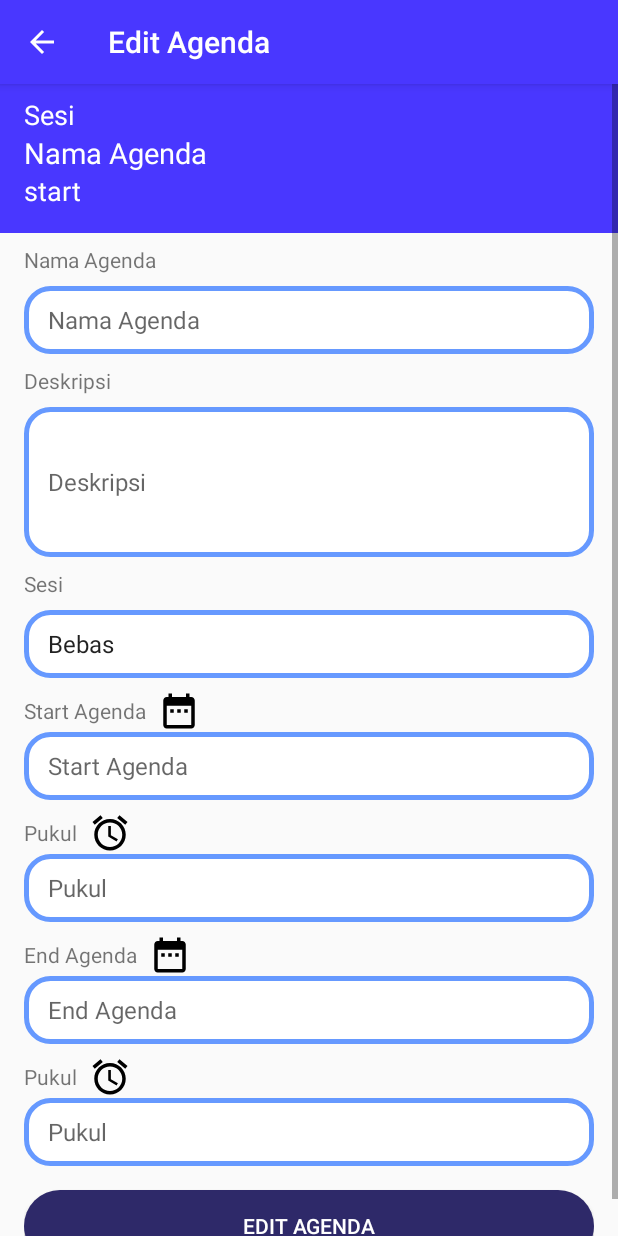
After one commit to anggastudent/digimicePanitia, an Android app: the EditAgenda screen opened directly, with no data from a screen before it, on a phone screen of 412 x 824 dp. The commit adds this screen. Run offline under Robolectric (Android 15) with nearby library versions, the phone set to English and light mode, and no system bars; our stand-ins replace Volley; network calls fail.

Commit message:
Membuat halaman edit agenda

```diff
--- /dev/null
+++ b/app/src/main/java/com/example/digimiceconferent/Activity/EditAgenda.java
@@ -0,0 +1,239 @@
+package com.example.digimiceconferent.Activity;
+
+import androidx.appcompat.app.AppCompatActivity;
+import androidx.lifecycle.Observer;
+import androidx.lifecycle.ViewModelProvider;
+
+import android.os.Bundle;
+import android.view.View;
+import android.widget.AdapterView;
+import android.widget.ArrayAdapter;
+import android.widget.Button;
+import android.widget.EditText;
+import android.widget.Spinner;
+import android.widget.TextView;
+
+import com.android.volley.AuthFailureError;
+import com.android.volley.Request;
+import com.android.volley.RequestQueue;
+import com.android.volley.Response;
+import com.android.volley.VolleyError;
+import com.android.volley.toolbox.StringRequest;
+import com.android.volley.toolbox.Volley;
+import com.example.digimiceconferent.Fragment.DatePickerFragment;
+import com.example.digimiceconferent.Fragment.TimePickerFragment;
+import com.example.digimiceconferent.MainViewModel;
+import com.example.digimiceconferent.Model.Agenda;
+import com.example.digimiceconferent.Model.EventSession;
+import com.example.digimiceconferent.R;
+import com.example.digimiceconferent.SharedPrefManager;
+
+import java.text.ParseException;
+import java.text.SimpleDateFormat;
+import java.util.ArrayList;
+import java.util.Calendar;
+import java.util.Date;
+import java.util.Locale;
+import java.util.Map;
+
+public class EditAgenda extends AppCompatActivity implements View.OnClickListener, DatePickerFragment.DialogDateListener, TimePickerFragment.DialogTimeListener {
+    public final static String EXTRA_EDIT_AGENDA = "extra_edit";
+    TextView namaAgenda, namaSession, waktuAgenda;
+    EditText etNameAgenda, etDescAgenda, etStartDateAgenda, etStartTimeAgenda, etEndDateAgenda,
+            etEndTimeAgenda;
+    Spinner spSesi;
+    Button btStartDateAgenda, btStartTimeAgenda, btEndDateAgenda, btEndTimeAgenda, btEditAgenda;
+
+    final String START_DATE_PICKER = "start date picker";
+    final String START_TIME_PICKER = "start time picker";
+    final String END_DATE_PICKER = "end date picker";
+    final String END_TIME_PICKER = "end time picker";
+
+    int index = 0;
+    String id_session;
+
+    @Override
+    protected void onCreate(Bundle savedInstanceState) {
+        super.onCreate(savedInstanceState);
+        setContentView(R.layout.activity_edit_agenda);
+
+        if (getSupportActionBar() != null) {
+            getSupportActionBar().setDisplayHomeAsUpEnabled(true);
+            getSupportActionBar().setTitle("Edit Agenda");
+        }
+
+
+        namaSession = findViewById(R.id.session_event_edit_agenda);
+        namaAgenda = findViewById(R.id.name_event_edit_agenda);
+        waktuAgenda = findViewById(R.id.tanggal_event_edit_agenda);
+
+        etNameAgenda = findViewById(R.id.name_edit_agenda);
+        etDescAgenda = findViewById(R.id.deskripsi_edit_agenda);
+        etStartDateAgenda = findViewById(R.id.start_date_edit_agenda);
+        etStartTimeAgenda = findViewById(R.id.start_time_edit_agenda);
+        etEndDateAgenda = findViewById(R.id.end_date_edit_agenda);
+        etEndTimeAgenda = findViewById(R.id.end_time_edit_agenda);
+
+        spSesi = findViewById(R.id.spinner_session_edit_agenda);
+
+        btStartDateAgenda = findViewById(R.id.bt_start_date_edit_agenda);
+        btStartTimeAgenda = findViewById(R.id.bt_start_time_edit_agenda);
+        btEndDateAgenda = findViewById(R.id.bt_end_date_edit_agenda);
+        btEndTimeAgenda = findViewById(R.id.bt_end_time_edit_agenda);
+        btEditAgenda = findViewById(R.id.bt_edit_agenda);
+
+
+        btStartDateAgenda.setOnClickListener(this);
+        btStartTimeAgenda.setOnClickListener(this);
+        btEndDateAgenda.setOnClickListener(this);
+        btEndTimeAgenda.setOnClickListener(this);
+        btEditAgenda.setOnClickListener(this);
+
+        final Agenda agenda = getIntent().getParcelableExtra(EXTRA_EDIT_AGENDA);
+        if (agenda != null) {
+
+            namaSession.setText(agenda.getSessionAgenda());
+            namaAgenda.setText(agenda.getNamaAgenda());
+            etNameAgenda.setText(agenda.getNamaAgenda());
+            etDescAgenda.setText(agenda.getDescAgenda());
+            id_session = agenda.getIdSession();
+
+
+            SimpleDateFormat dateFormat = new SimpleDateFormat("yyyy-MM-dd HH:mm:ss");
+            try {
+                Date dateStart = dateFormat.parse(agenda.getStartAgenda());
+                Date dateEnd = dateFormat.parse(agenda.getEndAgenda());
+                SimpleDateFormat dateFormatNew = new SimpleDateFormat("dd MMMM yyyy HH:mm");
+                SimpleDateFormat dateFormatDate = new SimpleDateFormat("yyyy-MM-dd");
+                SimpleDateFormat dateFormatTime = new SimpleDateFormat("HH:mm");
+                waktuAgenda.setText(dateFormatNew.format(dateStart)+"\n"+dateFormatNew.format(dateEnd));
+                etStartDateAgenda.setText(dateFormatDate.format(dateStart));
+                etEndDateAgenda.setText(dateFormatDate.format(dateEnd));
+                etStartTimeAgenda.setText(dateFormatTime.format(dateStart));
+                etEndTimeAgenda.setText(dateFormatTime.format(dateEnd));
+                id_session = agenda.getIdSession();
+
+            } catch (ParseException e) {
+                e.printStackTrace();
+            }
+        }
+        RequestQueue queue = Volley.newRequestQueue(this);
+        MainViewModel mainViewModel = new ViewModelProvider(this, new ViewModelProvider.NewInstanceFactory()).get(MainViewModel.class);
+        mainViewModel.setListEventSessionPanitia(queue, this);
+        mainViewModel.getEventSessionPanitia().observe(this, new Observer<ArrayList<EventSession>>() {
+            @Override
+            public void onChanged(final ArrayList<EventSession> eventSessions) {
+
+                if (eventSessions != null) {
+                    ArrayList<String> list = new ArrayList<>();
+                    for (int i = 0; i < eventSessions.size(); i++) {
+                        EventSession eventSession = eventSessions.get(i);
+                        list.add(eventSession.getJudul());
+                        if (eventSession.getJudul().equals(agenda.getSessionAgenda())) {
+                            index = i;
+                        }
+                    }
+
+
+                    ArrayAdapter<String> adapter = new ArrayAdapter<>(getBaseContext(), android.R.layout.simple_list_item_1, list);
+                    spSesi.setAdapter(adapter);
+                    spSesi.setSelection(index);
+                    spSesi.setOnItemSelectedListener(new AdapterView.OnItemSelectedListener() {
+                        @Override
+                        public void onItemSelected(AdapterView<?> parent, View view, int position, long id) {
+                            EventSession eventSession = eventSessions.get(position);
+                            id_session = eventSession.getId();
+                        }
+
+                        @Override
+                        public void onNothingSelected(AdapterView<?> parent) {
+
+                        }
+                    });
+                }
+            }
+        });
+    }
+
+    @Override
+    public void onClick(View v) {
+        switch (v.getId()) {
+            case R.id.bt_start_date_edit_agenda:
+                DatePickerFragment datePickerFragment = new DatePickerFragment();
+                datePickerFragment.show(getSupportFragmentManager(), START_DATE_PICKER);
+                break;
+            case R.id.bt_start_time_edit_agenda:
+                TimePickerFragment timePickerFragment = new TimePickerFragment();
+                timePickerFragment.show(getSupportFragmentManager(), START_TIME_PICKER);
+                break;
+            case R.id.bt_end_date_edit_agenda:
+                DatePickerFragment datePickerFragment2 = new DatePickerFragment();
+                datePickerFragment2.show(getSupportFragmentManager(), END_DATE_PICKER);
+                break;
+            case R.id.bt_end_time_edit_agenda:
+                TimePickerFragment timePickerFragment1 = new TimePickerFragment();
+                timePickerFragment1.show(getSupportFragmentManager(), END_TIME_PICKER);
+                break;
+            case R.id.bt_edit_agenda:
+                //editAgenda();
+                break;
+        }
+    }
+
+    @Override
+    public void onDialogDataSet(String tag, int year, int mount, int dayOfMount) {
+        Calendar calendar = Calendar.getInstance();
+        calendar.set(year, mount, dayOfMount);
+        SimpleDateFormat dateFormat = new SimpleDateFormat("yyyy-MM-dd", Locale.getDefault());
+        switch (tag) {
+            case START_DATE_PICKER:
+                etStartDateAgenda.setText(dateFormat.format(calendar.getTime()));
+                break;
+            case END_DATE_PICKER:
+                etEndDateAgenda.setText(dateFormat.format(calendar.getTime()));
+                break;
+            default:
+                break;
+        }
+    }
+
+    @Override
+    public void onDialogTimeSet(String tag, int hourDay, int minute) {
+        Calendar calendar = Calendar.getInstance();
+        calendar.set(Calendar.HOUR_OF_DAY, hourDay);
+        calendar.set(Calendar.MINUTE, minute);
+        SimpleDateFormat dateFormat = new SimpleDateFormat("HH:mm", Locale.getDefault());
+
+        switch (tag) {
+            case START_TIME_PICKER:
+                etStartTimeAgenda.setText(dateFormat.format(calendar.getTime()));
+                break;
+            case END_TIME_PICKER:
+                etEndTimeAgenda.setText(dateFormat.format(calendar.getTime()));
+            default:
+                break;
+        }
+    }
+
+    public void editAgenda() {
+        RequestQueue queue = Volley.newRequestQueue(this);
+        String url = "http://192.168.4.107/myAPI/public/update-agenda/"+id_session;
+
+        StringRequest request = new StringRequest(Request.Method.PUT, url, new Response.Listener<String>() {
+            @Override
+            public void onResponse(String response) {
+
+            }
+        }, new Response.ErrorListener() {
+            @Override
+            public void onErrorResponse(VolleyError error) {
+
+            }
+        }){
+            @Override
+            protected Map<String, String> getParams() throws AuthFailureError {
+                return super.getParams();
+            }
+        };
+    }
+}
--- a/app/src/main/java/com/example/digimiceconferent/MainViewModel.java
+++ b/app/src/main/java/com/example/digimiceconferent/MainViewModel.java
@@ -213,6 +213,8 @@ public class MainViewModel extends ViewModel {
                     for (int i = 0; i < response.length(); i++) {
                         JSONObject data = response.getJSONObject(i);
                         Agenda agenda = new Agenda();
+                        agenda.setId(data.getString("id"));
+                        agenda.setIdSession(data.getString("session_id"));
                         agenda.setNamaAgenda(data.getString("name"));
                         agenda.setDescAgenda(data.getString("description"));
                         agenda.setStartAgenda(data.getString("start"));
--- a/app/src/main/java/com/example/digimiceconferent/SharedPrefManager.java
+++ b/app/src/main/java/com/example/digimiceconferent/SharedPrefManager.java
@@ -104,4 +104,5 @@ public class SharedPrefManager {
     public String getSpIdPacket() {
         return sharedPreferences.getString(SP_ID_PACKET, "");
     }
+
 }
--- /dev/null
+++ b/app/src/main/res/layout/activity_edit_agenda.xml
@@ -0,0 +1,243 @@
+<?xml version="1.0" encoding="utf-8"?>
+<ScrollView
+    xmlns:android="http://schemas.android.com/apk/res/android"
+    xmlns:tools="http://schemas.android.com/tools"
+    android:layout_width="match_parent"
+    android:layout_height="match_parent">
+
+    <LinearLayout
+        android:layout_width="match_parent"
+        android:layout_height="match_parent"
+        android:orientation="vertical"
+        tools:context=".Activity.AddAgenda">
+
+        <LinearLayout
+            android:layout_width="match_parent"
+            android:layout_height="wrap_content"
+            android:background="@color/colorPrimary"
+            android:paddingTop="8dp"
+            android:paddingLeft="16dp"
+            android:orientation="vertical">
+
+            <TextView
+                android:id="@+id/session_event_edit_agenda"
+                android:layout_width="match_parent"
+                android:textColor="@android:color/white"
+                android:textSize="18dp"
+                android:text="@string/session"
+                android:layout_height="wrap_content"/>
+
+            <TextView
+                android:id="@+id/name_event_edit_agenda"
+                android:layout_width="match_parent"
+                android:textColor="@android:color/white"
+                android:text="@string/nama_agenda"
+                android:textSize="19dp"
+                android:layout_height="wrap_content"/>
+
+            <TextView
+                android:id="@+id/tanggal_event_edit_agenda"
+                android:layout_width="match_parent"
+                android:textColor="@android:color/white"
+                android:text="@string/start"
+                android:textSize="18dp"
+                android:layout_height="wrap_content"
+                android:paddingBottom="16dp"/>
+
+        </LinearLayout>
+
+        <LinearLayout
+            android:layout_width="match_parent"
+            android:layout_height="wrap_content"
+            android:layout_marginRight="16dp"
+            android:layout_marginLeft="16dp"
+            android:layout_marginTop="8dp"
+            android:orientation="vertical">
+
+            <TextView
+                android:layout_width="match_parent"
+                android:layout_height="wrap_content"
+                android:layout_marginBottom="8dp"
+                android:text="@string/nama_agenda"/>
+
+            <EditText
+                android:id="@+id/name_edit_agenda"
+                android:layout_width="match_parent"
+                android:layout_height="45dp"
+                android:layout_marginBottom="8dp"
+                android:background="@drawable/border_form"
+                android:paddingLeft="16dp"
+                android:hint="@string/nama_agenda"
+                android:inputType="text"
+                android:textSize="16sp" />
+
+            <TextView
+                android:layout_width="match_parent"
+                android:layout_height="wrap_content"
+                android:layout_marginBottom="8dp"
+                android:text="@string/deskripsi"/>
+
+            <EditText
+                android:id="@+id/deskripsi_edit_agenda"
+                android:layout_width="match_parent"
+                android:layout_height="100dp"
+                android:layout_marginBottom="8dp"
+                android:background="@drawable/border_form"
+                android:hint="@string/deskripsi"
+                android:inputType="textMultiLine"
+                android:paddingLeft="16dp"
+                android:scrollbars="vertical"
+                android:textSize="16sp" />
+
+            <TextView
+                android:layout_width="wrap_content"
+                android:layout_height="wrap_content"
+                android:layout_marginBottom="8dp"
+                android:paddingRight="8dp"
+                android:text="@string/session"/>
+
+            <Spinner
+                android:id="@+id/spinner_session_edit_agenda"
+                android:layout_width="match_parent"
+                android:layout_height="45dp"
+                android:layout_marginBottom="8dp"
+                android:background="@drawable/border_form"
+                android:dropDownWidth="wrap_content"
+                android:padding="8dp"
+                android:entries="@array/presensi"
+                android:spinnerMode="dropdown" />
+
+            <LinearLayout
+                android:layout_width="match_parent"
+                android:layout_height="wrap_content"
+                android:orientation="horizontal">
+
+                <TextView
+                    android:layout_width="wrap_content"
+                    android:layout_height="wrap_content"
+                    android:layout_marginBottom="8dp"
+                    android:paddingRight="8dp"
+                    android:text="@string/start_agenda"/>
+                <Button
+                    android:id="@+id/bt_start_date_edit_agenda"
+                    android:background="@drawable/ic_date_range_black_24dp"
+                    android:layout_width="28dp"
+                    android:layout_height="28dp"/>
+
+            </LinearLayout>
+
+            <EditText
+                android:id="@+id/start_date_edit_agenda"
+                android:layout_width="match_parent"
+                android:layout_height="45dp"
+                android:layout_marginBottom="8dp"
+                android:background="@drawable/border_form"
+                android:paddingLeft="16dp"
+                android:hint="@string/start_agenda"
+                android:inputType="text"
+                android:textSize="16sp" />
+
+            <LinearLayout
+                android:layout_width="match_parent"
+                android:layout_height="wrap_content"
+                android:orientation="horizontal">
+
+                <TextView
+                    android:layout_width="wrap_content"
+                    android:layout_height="wrap_content"
+                    android:layout_marginBottom="8dp"
+                    android:paddingRight="8dp"
+                    android:text="@string/time"/>
+                <Button
+                    android:id="@+id/bt_start_time_edit_agenda"
+                    android:background="@drawable/ic_access_alarm_black_24dp"
+                    android:layout_width="28dp"
+                    android:layout_height="28dp"/>
+
+            </LinearLayout>
+
+            <EditText
+                android:id="@+id/start_time_edit_agenda"
+                android:layout_width="match_parent"
+                android:layout_height="45dp"
+                android:layout_marginBottom="8dp"
+                android:background="@drawable/border_form"
+                android:paddingLeft="16dp"
+                android:hint="@string/time"
+                android:inputType="text"
+                android:textSize="16sp" />
+
+            <LinearLayout
+                android:layout_width="match_parent"
+                android:layout_height="wrap_content"
+                android:orientation="horizontal">
+
+                <TextView
+                    android:layout_width="wrap_content"
+                    android:layout_height="wrap_content"
+                    android:layout_marginBottom="8dp"
+                    android:paddingRight="8dp"
+                    android:text="@string/end_agenda"/>
+                <Button
+                    android:id="@+id/bt_end_date_edit_agenda"
+                    android:background="@drawable/ic_date_range_black_24dp"
+                    android:layout_width="28dp"
+                    android:layout_height="28dp"/>
+
+            </LinearLayout>
+
+            <EditText
+                android:id="@+id/end_date_edit_agenda"
+                android:layout_width="match_parent"
+                android:layout_height="45dp"
+                android:layout_marginBottom="8dp"
+                android:background="@drawable/border_form"
+                android:paddingLeft="16dp"
+                android:hint="@string/end_agenda"
+                android:inputType="text"
+                android:textSize="16sp" />
+
+            <LinearLayout
+                android:layout_width="match_parent"
+                android:layout_height="wrap_content"
+                android:orientation="horizontal">
+
+                <TextView
+                    android:layout_width="wrap_content"
+                    android:layout_height="wrap_content"
+                    android:layout_marginBottom="8dp"
+                    android:paddingRight="8dp"
+                    android:text="@string/time"/>
+                <Button
+                    android:id="@+id/bt_end_time_edit_agenda"
+                    android:background="@drawable/ic_access_alarm_black_24dp"
+                    android:layout_width="28dp"
+                    android:layout_height="28dp"/>
+
+            </LinearLayout>
+
+            <EditText
+                android:id="@+id/end_time_edit_agenda"
+                android:layout_width="match_parent"
+                android:layout_height="45dp"
+                android:layout_marginBottom="8dp"
+                android:background="@drawable/border_form"
+                android:paddingLeft="16dp"
+                android:hint="@string/time"
+                android:inputType="text"
+                android:textSize="16sp" />
+
+            <Button
+                android:id="@+id/bt_edit_agenda"
+                android:layout_width="match_parent"
+                android:layout_height="wrap_content"
+                android:text="@string/edit_agenda"
+                android:textColor="@android:color/white"
+                android:background="@drawable/border_radius"
+                android:layout_marginTop="8dp"
+                android:layout_marginBottom="8dp"
+                android:backgroundTint="@color/colorButton"/>
+        </LinearLayout>
+
+    </LinearLayout>
+</ScrollView>
--- a/app/src/main/res/values/strings.xml
+++ b/app/src/main/res/values/strings.xml
@@ -44,6 +44,7 @@
     <string name="end_agenda">End Agenda</string>
     <string name="add_agenda">Tambah Agenda</string>
     <string name="nama_agenda">Nama Agenda</string>
+    <string name="edit_agenda">Edit Agenda</string>
 
     <string-array name="presensi">
         <item>Bebas</item>
```
Also changed, not shown: app/src/main/AndroidManifest.xml (+5 -2 lines), app/src/main/java/com/example/digimiceconferent/Adapter/RecyclerViewAgendaAdapter.java (+13 -1 lines), app/src/main/java/com/example/digimiceconferent/Model/Agenda.java (+38 -16 lines).
